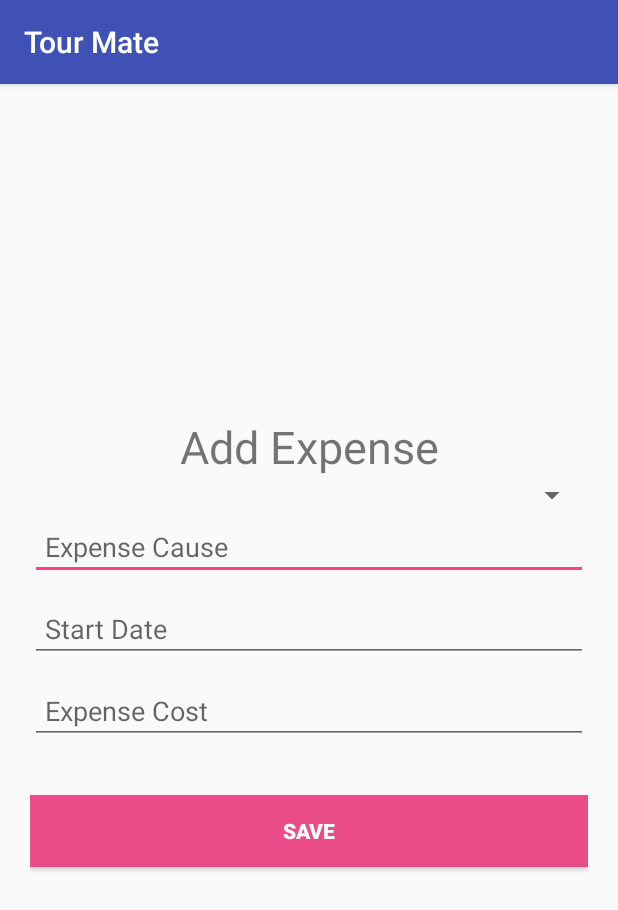
After one commit to ShahidulHasan/toue-mate, an Android app: the EventExpenseAddActivity screen opened directly, with no data from a screen before it, on a phone screen of 412 x 824 dp. The commit adds this screen. Shown: the top 910 px of the screen. Run offline under Robolectric (Android 15) with nearby library versions, the phone set to English and light mode, and no system bars; our stand-ins replace Firebase (no records; nobody signed in at launch, a user with empty details on screens opened directly).

Commit message:
Event Expense Add Done

```diff
--- /dev/null
+++ b/app/src/main/java/com/gmail/shahidul/er/tourmate/EventExpense/Activity/EventExpenseAddActivity.java
@@ -0,0 +1,155 @@
+package com.gmail.shahidul.er.tourmate.EventExpense.Activity;
+
+import android.app.DatePickerDialog;
+import android.content.Intent;
+import android.content.SharedPreferences;
+import android.support.v7.app.AppCompatActivity;
+import android.os.Bundle;
+import android.view.View;
+import android.widget.ArrayAdapter;
+import android.widget.Button;
+import android.widget.DatePicker;
+import android.widget.EditText;
+import android.widget.Spinner;
+
+import com.gmail.shahidul.er.tourmate.Event.Activity.EventAddActivity;
+import com.gmail.shahidul.er.tourmate.Event.Activity.EventListActivity;
+import com.gmail.shahidul.er.tourmate.Event.Model.Event;
+import com.gmail.shahidul.er.tourmate.EventExpense.Model.EventExpense;
+import com.gmail.shahidul.er.tourmate.EventMoment.Activity.EventMomentActivity;
+import com.gmail.shahidul.er.tourmate.Home.Activity.HomeActivity;
+import com.gmail.shahidul.er.tourmate.R;
+import com.google.firebase.database.DataSnapshot;
+import com.google.firebase.database.DatabaseError;
+import com.google.firebase.database.DatabaseReference;
+import com.google.firebase.database.FirebaseDatabase;
+import com.google.firebase.database.ValueEventListener;
+
+import java.text.SimpleDateFormat;
+import java.util.ArrayList;
+import java.util.Calendar;
+import java.util.Date;
+import java.util.List;
+import java.util.Locale;
+
+public class EventExpenseAddActivity extends AppCompatActivity {
+
+    EditText expenseCauseTV;
+    EditText expenseDateTV;
+    EditText expenseCostTV;
+    Button   expenseSaveBtn;
+    Spinner  expenseEventListSP;
+    int i = 0;
+    private DatabaseReference mDatabase;
+    Calendar myCalendar = Calendar.getInstance();
+
+    @Override
+    protected void onCreate(Bundle savedInstanceState) {
+        super.onCreate(savedInstanceState);
+        setContentView(R.layout.activity_event_expense_add);
+
+        mDatabase = FirebaseDatabase.getInstance().getReference();
+
+        expenseCauseTV = (EditText) findViewById(R.id.expenseCause);
+        expenseDateTV = (EditText) findViewById(R.id.expenseDate);
+        expenseCostTV = (EditText) findViewById(R.id.expenseCost);
+        expenseSaveBtn = (Button) findViewById(R.id.eventExpenseBtn);
+        expenseEventListSP = (Spinner) findViewById(R.id.eventExpenseListsSP);
+
+        mDatabase.child("events").addListenerForSingleValueEvent( new ValueEventListener() {
+            @Override
+            public void onDataChange(DataSnapshot dataSnapshot) {
+
+                final List<String> eventSpinnerList = new ArrayList<String>();
+
+                for (DataSnapshot data : dataSnapshot.getChildren()) {
+
+                    String eventId = data.child("eventId").getValue(String.class);
+                    String eventName = data.child("location").getValue(String.class);
+
+                    eventSpinnerList.add(eventName);
+
+                    i++;
+                }
+
+                Spinner eventSpinner = expenseEventListSP;
+                ArrayAdapter<String> EventSpinnerAdapter = new ArrayAdapter<String>(EventExpenseAddActivity.this, android.R.layout.simple_spinner_item, eventSpinnerList);
+                EventSpinnerAdapter.setDropDownViewResource(android.R.layout.simple_spinner_dropdown_item);
+
+                eventSpinner.setAdapter(EventSpinnerAdapter);
+            }
+
+            @Override
+            public void onCancelled(DatabaseError databaseError) {
+
+            }
+        });
+
+        final DatePickerDialog.OnDateSetListener date = new DatePickerDialog.OnDateSetListener() {
+
+            @Override
+            public void onDateSet(DatePicker view, int year, int monthOfYear,
+                                  int dayOfMonth) {
+                // TODO Auto-generated method stub
+                myCalendar.set(Calendar.YEAR, year);
+                myCalendar.set(Calendar.MONTH, monthOfYear);
+                myCalendar.set(Calendar.DAY_OF_MONTH, dayOfMonth);
+                updateLabel();
+            }
+
+        };
+
+        expenseDateTV.setOnClickListener(new View.OnClickListener() {
+
+            @Override
+            public void onClick(View v) {
+                // TODO Auto-generated method stub
+                new DatePickerDialog(EventExpenseAddActivity.this, date, myCalendar
+                        .get(Calendar.YEAR), myCalendar.get(Calendar.MONTH),
+                        myCalendar.get(Calendar.DAY_OF_MONTH)).show();
+            }
+        });
+
+    }
+
+    private void updateLabel() {
+
+        String myFormat = "MM/dd/yy"; //In which you need put here
+        SimpleDateFormat sdf = new SimpleDateFormat(myFormat, Locale.US);
+
+        expenseDateTV.setText(sdf.format(myCalendar.getTime()));
+    }
+
+    public void eventExpenseSaveAction(View view) {
+
+        if (i == 0){ i = 1;} else { i++; }
+
+        final String expenseCause = expenseCauseTV.getText().toString().trim();
+        final String expenseCost = expenseCostTV.getText().toString().trim();
+        final String expenseDate = expenseDateTV.getText().toString().trim();
+
+        SharedPreferences saveUserData = getSharedPreferences("UserInfo",MODE_PRIVATE );
+
+        mDatabase = FirebaseDatabase.getInstance().getReference("eventExpenses");
+
+        EventExpense eventExpense = new EventExpense();
+
+        String email = saveUserData.getString("email","");
+
+        String eventExpenseId = FirebaseDatabase.getInstance().getReference("eventExpenses").push().getKey();
+
+        eventExpense.setExpenseId(eventExpenseId);
+        eventExpense.setUserEmail(email);
+        eventExpense.setExpenseCause(expenseCause);
+        eventExpense.setExpenseCost(Float.valueOf(expenseCost));
+        eventExpense.setExpenseDate(expenseDate);
+        eventExpense.setCreatedAt(new Date());
+
+
+
+        mDatabase.child(eventExpenseId).setValue(eventExpense);
+
+        Intent intent = new Intent(getApplicationContext(), HomeActivity.class);
+        startActivity(intent);
+    }
+}
--- /dev/null
+++ b/app/src/main/res/layout/activity_event_expense_add.xml
@@ -0,0 +1,81 @@
+<?xml version="1.0" encoding="utf-8"?>
+<LinearLayout xmlns:android="http://schemas.android.com/apk/res/android"
+    xmlns:tools="http://schemas.android.com/tools"
+    android:id="@+id/activity_event_expense_add"
+    android:layout_width="match_parent"
+    android:layout_height="match_parent"
+    android:gravity="center"
+    android:orientation="vertical"
+    tools:context="com.gmail.shahidul.er.tourmate.EventExpense.Activity.EventExpenseAddActivity">
+
+    <TextView
+        android:id="@+id/titlePage"
+        android:layout_width="match_parent"
+        android:layout_height="wrap_content"
+        android:textSize="30sp"
+        android:text="Add Expense"
+        android:gravity="center"
+
+        />
+
+    <LinearLayout
+
+        android:layout_width="match_parent"
+        android:layout_height="wrap_content"
+        android:layout_gravity="center"
+        android:orientation="vertical"
+        android:paddingLeft="20dp"
+        android:paddingRight="20dp" >
+
+        <Spinner
+            android:id="@+id/eventExpenseListsSP"
+            android:layout_width="match_parent"
+            android:layout_height="wrap_content"
+            android:layout_alignParentTop="true"
+            android:layout_centerHorizontal="true"
+            android:padding="10dp"/>
+
+        <EditText
+            android:id="@+id/expenseCause"
+            android:layout_width="match_parent"
+            android:layout_height="wrap_content"
+            android:layout_marginBottom="10dp"
+            android:hint="Expense Cause "
+            android:padding="10dp"
+            android:inputType="textCapWords">
+            <requestFocus />
+        </EditText>
+
+        <EditText
+            android:id="@+id/expenseDate"
+            android:hint="Start Date"
+            android:layout_width="match_parent"
+            android:layout_height="wrap_content"
+            android:layout_marginBottom="10dp"
+            android:padding="10dp"
+            android:inputType="textCapWords"/>
+
+        <EditText
+            android:id="@+id/expenseCost"
+            android:hint="Expense Cost"
+            android:layout_width="match_parent"
+            android:layout_height="wrap_content"
+            android:layout_marginBottom="10dp"
+            android:padding="10dp"
+            android:inputType="textCapWords"/>
+
+        <Button
+            android:id="@+id/eventExpenseSaveBtn"
+            android:layout_width="match_parent"
+            android:layout_height="wrap_content"
+            android:background="#ea4c88"
+            android:textColor="#ffffff"
+            android:textStyle="bold"
+            android:onClick="eventExpenseSaveAction"
+            android:layout_marginTop="24dp"
+            android:layout_marginBottom="24dp"
+            android:padding="12dp"
+            android:text="Save"/>
+
+    </LinearLayout>
+</LinearLayout>
--- a/app/src/main/res/layout/activity_home.xml
+++ b/app/src/main/res/layout/activity_home.xml
@@ -38,6 +38,7 @@
         android:layout_marginRight="30dp"
         android:background="#ea4c88"
         android:text="Event Expense"
+        android:onClick="eventExpenseAction"
         android:textColor="#ffffff" />
     <Button
         android:id="@+id/nearByBtn"
--- a/app/src/main/res/layout/activity_moment_view.xml
+++ b/app/src/main/res/layout/activity_moment_view.xml
@@ -35,9 +35,9 @@
             android:layout_width="match_parent"
             android:layout_height="wrap_content"
             android:background="#ffffff"
-            android:onClick="add"
+            android:onClick="addEventMomentAction"
             android:padding="12dp"
-            android:text="Back"
+            android:text="Add Event Moment"
             android:textColor="#C62828"
             android:textStyle="bold" />
     </LinearLayout>
```
Also changed, not shown: app/src/main/AndroidManifest.xml (+5 -3 lines), app/src/main/java/com/gmail/shahidul/er/tourmate/EventExpense/Activity/EventExpenseActivity.java (added, +16 -0 lines), app/src/main/java/com/gmail/shahidul/er/tourmate/EventExpense/Model/EventExpense.java (added, +75 -0 lines), app/src/main/java/com/gmail/shahidul/er/tourmate/EventMoment/Activity/EventMomentActivity.java (+25 -5 lines), app/src/main/java/com/gmail/shahidul/er/tourmate/EventMoment/Activity/MomentViewActivity.java (+8 -0 lines), app/src/main/java/com/gmail/shahidul/er/tourmate/Home/Activity/HomeActivity.java (+9 -1 lines), app/src/main/res/layout/activity_event_expense.xml (added, +13 -0 lines), app/src/main/res/layout/activity_event_moment.xml (+7 -1 lines).
